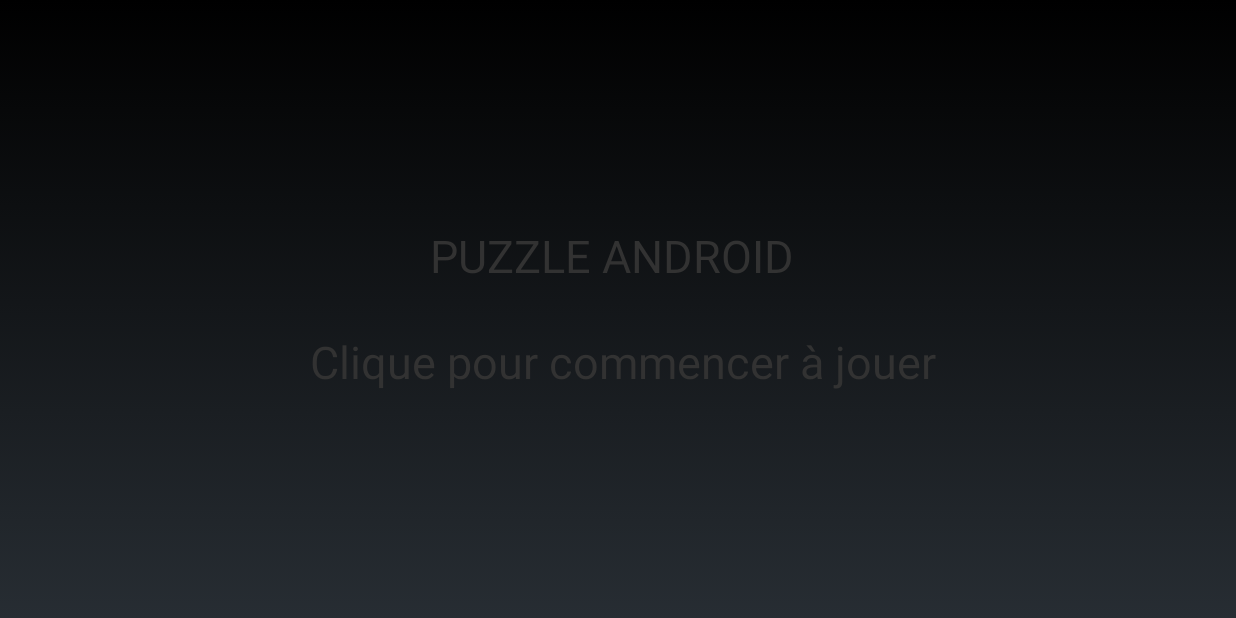
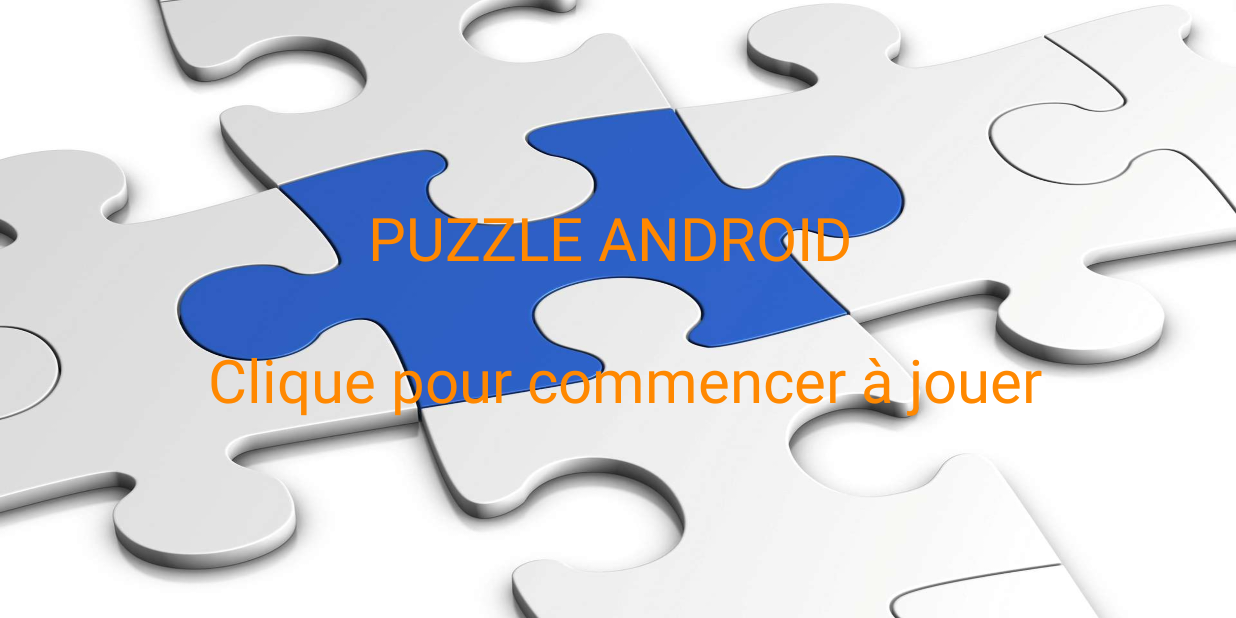
Before and after one commit to vicard/android-stromboni-puzzle, an Android app: the screen it shows after launch (LaunchActivity), on a phone screen of 824 x 412 dp (held sideways). Run offline under Robolectric (Android 15) with nearby library versions, the phone set to English and light mode, and no system bars.

Commit message:
Ajout choix image + background.

```diff
--- a/app/src/main/java/com/bravelittlescientist/android_puzzle_view/PuzzleActivity.java
+++ b/app/src/main/java/com/bravelittlescientist/android_puzzle_view/PuzzleActivity.java
@@ -20,7 +20,7 @@ public class PuzzleActivity extends Activity {
         Bundle config = ExampleJigsawConfigurations.getRcatKittenExample();
 
         puzzleSurface = new PuzzleCompactSurface(this);
-        JigsawPuzzle jigsawPuzzle = new JigsawPuzzle(this, config);
+        JigsawPuzzle jigsawPuzzle = new JigsawPuzzle(this, config,getIntent().getExtras().getString("chosenFile"));
         puzzleSurface.setPuzzle(jigsawPuzzle);
 
         setContentView(puzzleSurface);
--- a/app/src/main/res/layout/activity_launch.xml
+++ b/app/src/main/res/layout/activity_launch.xml
@@ -7,16 +7,18 @@
     android:paddingTop="@dimen/activity_vertical_margin"
     android:paddingBottom="@dimen/activity_vertical_margin"
     tools:context="com.bravelittlescientist.android_puzzle_view.LaunchActivity"
-    android:onClick="launchPuzzle">
+    android:onClick="launchPuzzle"
+    android:background="@drawable/backgroundlaunch"
+    android:scaleType = "centerCrop">
 
     <TextView
         android:text="PUZZLE ANDROID \n\n Clique pour commencer à jouer"
-        android:textColor="@android:color/secondary_text_light"
+        android:textColor="@android:color/holo_orange_dark"
         android:layout_width="wrap_content"
         android:layout_height="wrap_content"
         android:layout_centerInParent="true"
         android:gravity="center"
-        android:textSize="30sp"
+        android:textSize="40sp"
         />
 
 </RelativeLayout>
```
Also changed, not shown: app/src/main/java/com/bravelittlescientist/android_puzzle_view/ExampleJigsawConfigurations.java (+1 -54 lines), app/src/main/java/com/bravelittlescientist/android_puzzle_view/FileExplore.java (+6 -1 lines), app/src/main/java/com/bravelittlescientist/android_puzzle_view/JigsawPuzzle.java (+17 -4 lines), app/src/main/res/drawable/backgroundlaunch.jpg (added), 1 other file.
